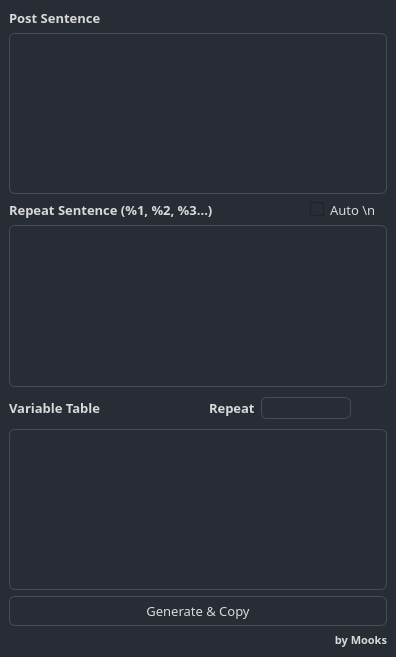
J-Mook/SequentialNumberGenerator, file mainwindow.ui: the form before one commit.
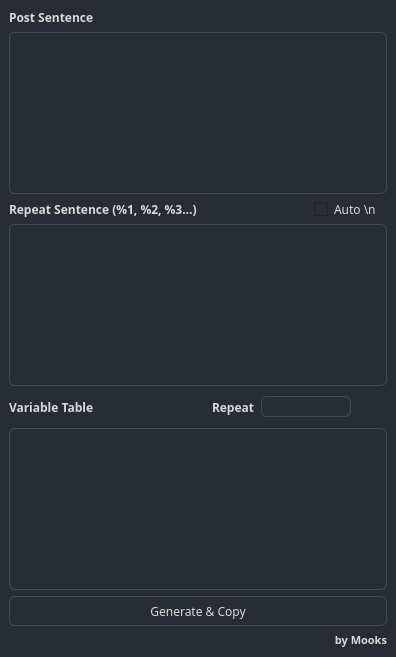
The form after the commit. Icons and pictures are not drawn.

Commit message: refactor: remove redundant pointsize property from font definitions

```diff
--- a/mainwindow.ui
+++ b/mainwindow.ui
@@ -407,7 +407,6 @@
       <property name="font">
        <font>
         <family>AppleSDGothicNeoR00</family>
-        <pointsize>10</pointsize>
        </font>
       </property>
       <property name="text">
@@ -424,7 +423,6 @@
       <property name="font">
        <font>
         <family>AppleSDGothicNeoSB00</family>
-        <pointsize>10</pointsize>
         <bold>true</bold>
        </font>
       </property>
@@ -441,7 +439,6 @@
       <property name="font">
        <font>
         <family>AppleSDGothicNeoR00</family>
-        <pointsize>10</pointsize>
        </font>
       </property>
       <property name="contextMenuPolicy">
@@ -465,7 +462,6 @@
         <property name="font">
          <font>
           <family>AppleSDGothicNeoSB00</family>
-          <pointsize>10</pointsize>
           <bold>true</bold>
          </font>
         </property>
@@ -482,7 +478,6 @@
         <property name="font">
          <font>
           <family>AppleSDGothicNeoR00</family>
-          <pointsize>10</pointsize>
          </font>
         </property>
         <property name="toolTip">
@@ -500,7 +495,6 @@
       <property name="font">
        <font>
         <family>AppleSDGothicNeoR00</family>
-        <pointsize>10</pointsize>
        </font>
       </property>
      </widget>
@@ -510,7 +504,6 @@
       <property name="font">
        <font>
         <family>AppleSDGothicNeoR00</family>
-        <pointsize>10</pointsize>
        </font>
       </property>
      </widget>
@@ -522,7 +515,6 @@
         <property name="font">
          <font>
           <family>AppleSDGothicNeoSB00</family>
-          <pointsize>10</pointsize>
           <bold>true</bold>
          </font>
         </property>
@@ -549,7 +541,6 @@
         <property name="font">
          <font>
           <family>AppleSDGothicNeoSB00</family>
-          <pointsize>10</pointsize>
           <bold>true</bold>
          </font>
         </property>
@@ -569,7 +560,6 @@
         <property name="font">
          <font>
           <family>AppleSDGothicNeoR00</family>
-          <pointsize>10</pointsize>
          </font>
         </property>
        </widget>
@@ -579,7 +569,6 @@
         <property name="font">
          <font>
           <family>AppleSDGothicNeoR00</family>
-          <pointsize>10</pointsize>
          </font>
         </property>
         <property name="styleSheet">
```
